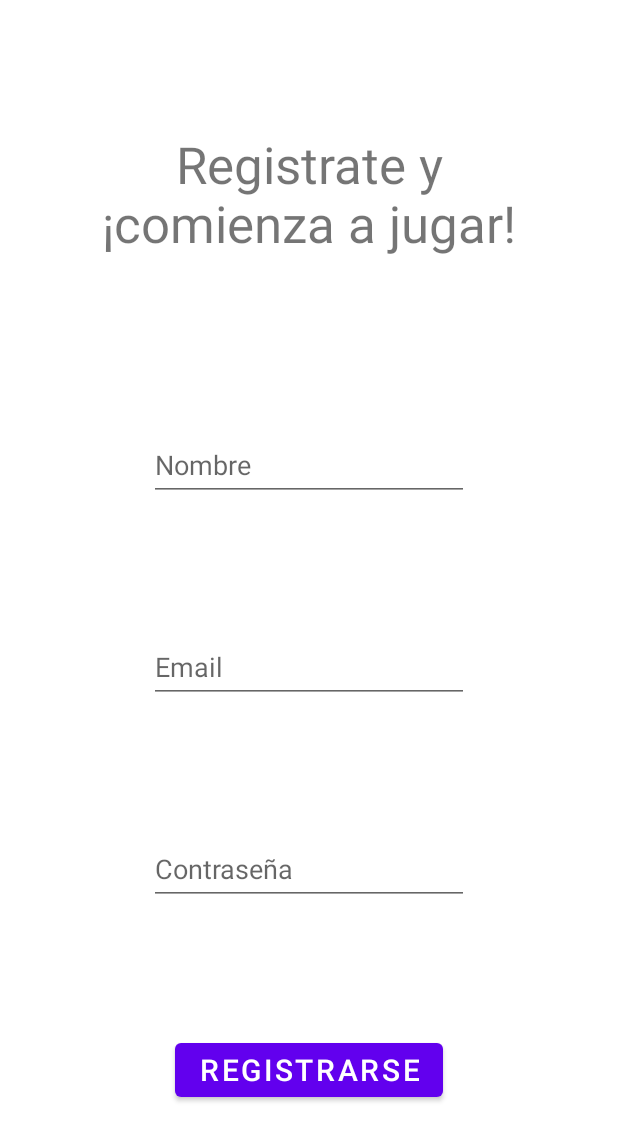
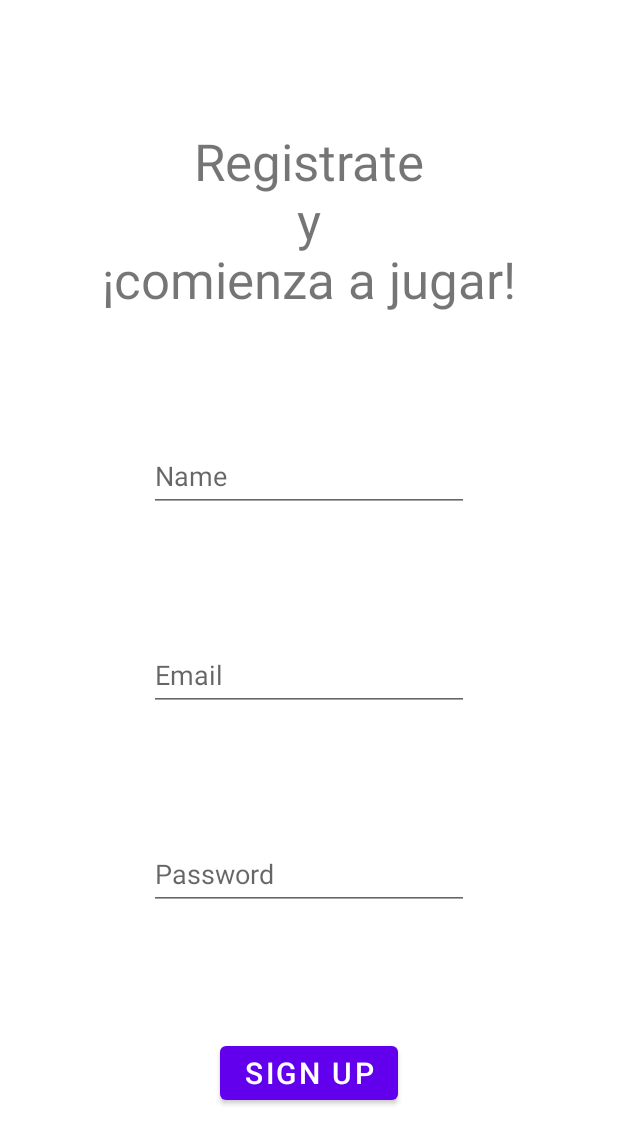
Before and after one commit to Alvaroms00/ProyectoFinal, an Android app: the RegistroFragment screen opened through its navigation route, on a phone screen of 412 x 824 dp. Shown: the top 1144 px of the screen. Run offline under Robolectric (Android 15) with nearby library versions, the phone set to English and light mode, and no system bars; our stand-ins replace Firebase (no records; nobody signed in at launch, a user with empty details on screens opened directly).

Commit message:
0.1.14.1 04/05/23 Cambios en el onBoarding y traducción de texto

```diff
--- a/app/src/main/res/layout/fragment_puntuacion.xml
+++ b/app/src/main/res/layout/fragment_puntuacion.xml
@@ -12,7 +12,7 @@
         android:layout_width="wrap_content"
         android:layout_height="wrap_content"
         android:layout_marginTop="300dp"
-        android:text="Continuar"
+        android:text="@string/btnContinuar"
         android:textSize="20sp"
         app:layout_constraintBottom_toBottomOf="parent"
         app:layout_constraintEnd_toEndOf="parent"
@@ -22,9 +22,9 @@
 
     <TextView
         android:id="@+id/txtPuntuacion"
-        android:layout_width="wrap_content"
+        android:layout_width="match_parent"
         android:layout_height="wrap_content"
-        android:text="Compite contra otros jugadores y tus amigos para conseguir ser \n ¡El primero de todos!"
+        android:text="@string/txtPuntuacion"
         android:textAlignment="center"
         android:textSize="34sp"
         app:layout_constraintBottom_toTopOf="@+id/btnContinuarPunt"
--- a/app/src/main/res/layout/fragment_registro.xml
+++ b/app/src/main/res/layout/fragment_registro.xml
@@ -11,7 +11,7 @@
         android:id="@+id/btnRegistro"
         android:layout_width="wrap_content"
         android:layout_height="wrap_content"
-        android:text="Registrarse"
+        android:text="@string/btnRegistrar"
         android:textSize="20sp"
         app:layout_constraintBottom_toBottomOf="parent"
         app:layout_constraintEnd_toEndOf="parent"
@@ -20,9 +20,9 @@
 
     <TextView
         android:id="@+id/txtRegistro"
-        android:layout_width="327dp"
-        android:layout_height="113dp"
-        android:text="Registrate y ¡comienza a jugar!"
+        android:layout_width="match_parent"
+        android:layout_height="wrap_content"
+        android:text="@string/txtRegistro"
         android:textAlignment="center"
         android:textSize="34sp"
         app:layout_constraintBottom_toTopOf="@+id/introNombre"
@@ -35,7 +35,7 @@
         android:layout_width="wrap_content"
         android:layout_height="wrap_content"
         android:ems="10"
-        android:hint="Nombre"
+        android:hint="@string/introNombre"
         android:inputType="text"
         android:minHeight="48dp"
         app:layout_constraintBottom_toTopOf="@+id/introEmail"
@@ -48,7 +48,7 @@
         android:layout_width="wrap_content"
         android:layout_height="wrap_content"
         android:ems="10"
-        android:hint="Email"
+        android:hint="@string/introEmail"
         android:inputType="textEmailAddress"
         android:minHeight="48dp"
         app:layout_constraintBottom_toTopOf="@+id/introPass"
@@ -61,7 +61,7 @@
         android:layout_width="wrap_content"
         android:layout_height="wrap_content"
         android:ems="10"
-        android:hint="Contraseña"
+        android:hint="@string/introPass"
         android:inputType="textPassword"
         android:minHeight="48dp"
         app:layout_constraintBottom_toTopOf="@+id/btnRegistro"
--- a/app/src/main/res/values/strings.xml
+++ b/app/src/main/res/values/strings.xml
@@ -1,7 +1,19 @@
 <resources>
-    <string name="app_name">ProyectoFinal</string>
+    <string name="app_name">Classic Games</string>
     <string name="usuario">usuario</string>
     <!-- TODO: Remove or change this placeholder text -->
-    <string name="hello_blank_fragment">Hello blank fragment</string>
-    <string name="title_activity_hangman">HangmanActivity</string>
+    <string name="hello_blank_fragment" translatable="false">Hello blank fragment</string>
+    <string name="title_activity_hangman">Hangman</string>
+    <string name="btnContinuar">Continuar</string>
+    <string name="txtInicio">¡Bienvenido!\n Entra y disfruta de los distintos juegos que ofrecemos.</string>
+    <string name="txtTicTacToe">3 En Raya</string>
+    <string name="txtAhorcado">Hangman Game</string>
+    <string name="ahorcado">Hangman</string>
+    <string name="txtPresentacion">Disponemos de varios minijuegos con los que podras pasar el rato</string>
+    <string name="txtPuntuacion">Compite contra otros jugadores y tus amigos para conseguir ser \n ¡El primero de todos!</string>
+    <string name="btnRegistrar">Sign Up</string>
+    <string name="txtRegistro">Registrate\ny\n¡comienza a jugar!</string>
+    <string name="introNombre">Name</string>
+    <string name="introEmail">Email</string>
+    <string name="introPass">Password</string>
 </resources>
```
Also changed, not shown: app/src/main/res/layout/fragment_inicio.xml (+4 -4 lines), app/src/main/res/layout/fragment_presentacion.xml (+10 -8 lines), 1 other file.
